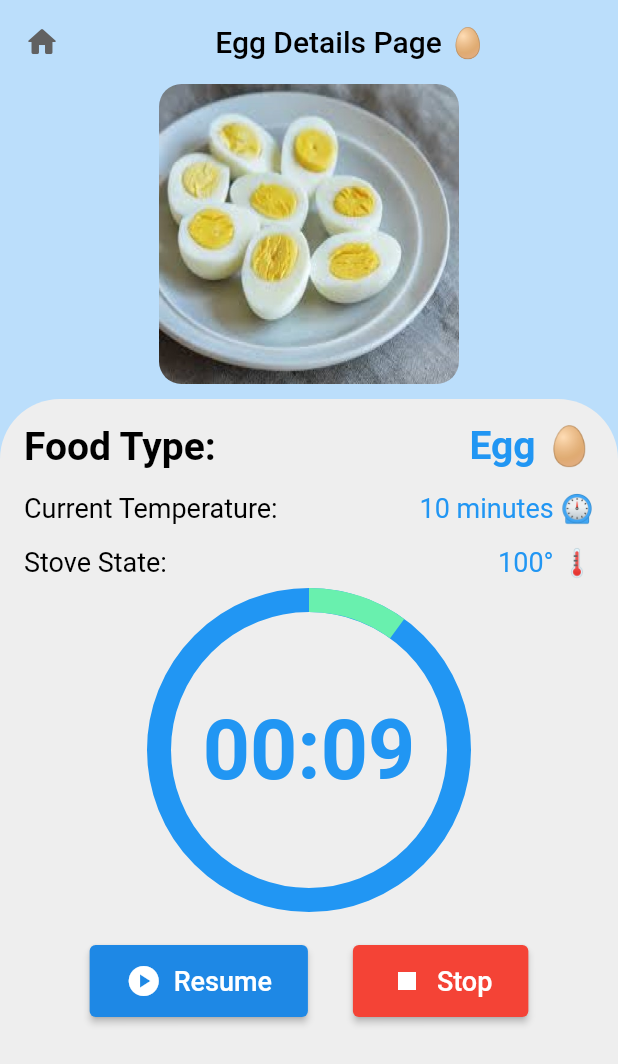
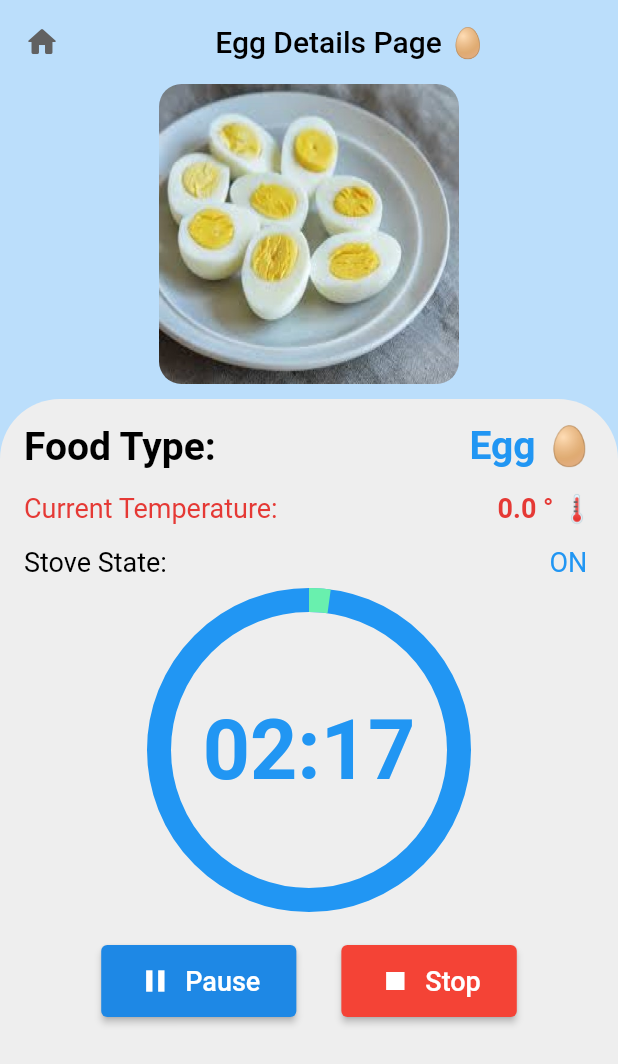
Before and after one commit to NeriyaZudi/SmartStoveApp, a Flutter app: the CookingPage screen opened directly, after a tap on "Pause", on a phone screen of 412 x 824 dp. Shown: the top 1064 px of the screen. Run offline on Flutter 3.47's test engine with Material 2 defaults, Android fonts, the light colour scheme and no system bars; our stand-ins replace cloud_firestore, firebase_auth, firebase_core, fl_chart, flutter_bluetooth_serial, flutter_svg and 9 more; missing offline and left inert: gradient_slide_to_act; accounts and stored records are empty.

Commit message:
cooking page changes

```diff
--- a/lib/components/cooking_page.dart
+++ b/lib/components/cooking_page.dart
@@ -1,11 +1,16 @@
 // ignore_for_file: use_build_context_synchronously
 
 import 'dart:async';
+import 'package:flutter/foundation.dart';
 import 'package:flutter/material.dart';
+import 'package:flutter_bluetooth_serial/flutter_bluetooth_serial.dart';
+import 'package:permission_handler/permission_handler.dart';
 import 'package:smartStoveApp/components/button_widget.dart';
 import 'package:smartStoveApp/components/navigation_bar.dart';
 import 'package:smartStoveApp/pages/feedback_page.dart';
 import 'package:smartStoveApp/utilities/show_cancel_dialog.dart';
+import 'package:smartStoveApp/utilities/show_end_dialog.dart';
+import 'package:smartStoveApp/utilities/show_error_dialog.dart';
 
 class CookingPage extends StatefulWidget {
   final String title;
@@ -27,21 +32,88 @@ class CookingPage extends StatefulWidget {
 }
 
 class _CookingPageState extends State<CookingPage> {
-  static const maxSeconds = 10;
+  static const maxSeconds = 140;
   int seconds = maxSeconds;
   Duration duration = Duration();
   Timer? timer;
+  Timer? timerTemp;
   bool isActive = true;
+  BluetoothConnection? connection;
+  String macAddress = "00:22:06:30:48:2D";
+  String currentTemperature = '0.0';
+  String receivedData = '';
+
   @override
   void initState() {
     super.initState();
+    loadDevices();
     startTimer();
+    startTimerTemp();
+  }
+
+  @override
+  void dispose() {
+    startTimerTemp();
+    super.dispose();
+  }
+
+  Future<void> sendData(String data) async {
+    data = data.trim();
+
+    try {
+      List<int> list = data.codeUnits;
+      Uint8List bytes = Uint8List.fromList(list);
+      connection?.output.add(bytes);
+      await connection?.output.allSent;
+      if (kDebugMode) {
+        print('Data sent success');
+      }
+      if (data == '!') {
+        connection?.finish(); // Closing connection
+      }
+    } catch (e) {
+      print(e.toString());
+    }
+  }
+
+  Future<void> loadDevices() async {
+    Map<Permission, PermissionStatus> statuses = await [
+      Permission.location,
+      Permission.bluetooth,
+      Permission.bluetoothScan,
+      Permission.bluetoothConnect,
+      Permission.bluetoothAdvertise,
+    ].request();
+    PermissionStatus status = statuses[Permission.bluetooth]!;
+    if (status.isGranted) {
+      connectBluetooth(macAddress);
+    } else {
+      print('ERROR');
+    }
+  }
+
+  Future connectBluetooth(String address) async {
+    try {
+      BluetoothConnection connect =
+          await BluetoothConnection.toAddress(address);
+      setState(() {
+        connection = connect;
+      });
+      sendData('1');
+    } catch (exception) {
+      print('Cannot connect, exception occured\n' + exception.toString());
+      showErrorDialog(context, 'Bluetooth device connection error');
+    }
   }
 
   void startTimer() {
     timer = Timer.periodic(
       Duration(seconds: 1),
       (timer) {
+        if (seconds == 120) {
+          sendData('0');
+          showEndDialog(context);
+        }
         if (seconds > 0) {
           setState(() {
             seconds--;
@@ -51,6 +123,35 @@ class _CookingPageState extends State<CookingPage> {
         }
       },
     );
+  }
+
+  void startTimerTemp() {
+    const duration = Duration(seconds: 5);
+
+    timerTemp = Timer.periodic(duration, (Timer t) {
+      String receivedData = ''; // Variable to accumulate received data
+
+      connection!.input!.listen((Uint8List data) {
+        String newData = String.fromCharCodes(data);
+        receivedData += newData; // Accumulate received data
+
+        if (receivedData.contains('\n')) {
+          List<String> messages =
+              receivedData.split('\n'); // Split by newline character
+          receivedData = messages
+              .last; // Store any incomplete message for the next iteration
+
+          for (int i = 0; i < messages.length - 1; i++) {
+            String message = messages[i].trim();
+
+            setState(() {
+              currentTemperature =
+                  message; // Append the temperature to the current value
+            });
+          }
+        }
+      });
+    });
   }
 
   void stopTimer() {
@@ -65,6 +166,10 @@ class _CookingPageState extends State<CookingPage> {
         isActive = true;
       });
     }
+  }
+
+  void stopTimerTemp() {
+    timerTemp?.cancel();
   }
 
   void cancelTimer() async {
@@ -256,27 +361,28 @@ class _CookingPageState extends State<CookingPage> {
               Row(
                 mainAxisAlignment: MainAxisAlignment.spaceBetween,
                 children: [
-                  const Text(
+                  Text(
                     'Current Temperature: ',
                     style: TextStyle(
-                      color: Colors.black,
+                      color: Colors.red.shade600,
                       fontSize: 18,
                     ),
                   ),
                   Text(
-                    widget.time,
-                    style: const TextStyle(
-                      color: Colors.blue,
+                    '$currentTemperature ° 🌡️',
+                    style: TextStyle(
+                      color: Colors.red.shade600,
+                      fontWeight: FontWeight.bold,
                       fontSize: 18,
                     ),
                   ),
                 ],
               ),
               const SizedBox(height: 15),
-              Row(
+              const Row(
                 mainAxisAlignment: MainAxisAlignment.spaceBetween,
                 children: [
-                  const Text(
+                  Text(
                     'Stove State: ',
                     style: TextStyle(
                       color: Colors.black,
@@ -284,8 +390,8 @@ class _CookingPageState extends State<CookingPage> {
                     ),
                   ),
                   Text(
-                    widget.temperature,
-                    style: const TextStyle(
+                    'ON ',
+                    style: TextStyle(
                       color: Colors.blue,
                       fontSize: 18,
                     ),
--- a/lib/pages/notifications_page.dart
+++ b/lib/pages/notifications_page.dart
@@ -20,7 +20,6 @@ class NotificationsPage extends StatefulWidget {
 class _NotificationsPageState extends State<NotificationsPage> {
   final Color firstColor = const Color.fromARGB(255, 223, 173, 11);
   final Color secondColor = const Color.fromARGB(255, 228, 76, 38);
-  List<BluetoothDevice> devices = [];
   BluetoothConnection? connection;
   String macAddress = "00:22:06:30:48:2D";
   dynamic currentTemperature;
--- a/lib/pages/profile_page.dart
+++ b/lib/pages/profile_page.dart
@@ -1,6 +1,5 @@
 import 'package:cloud_firestore/cloud_firestore.dart';
 import 'package:firebase_auth/firebase_auth.dart';
-import 'package:firebase_core/firebase_core.dart';
 import 'package:flutter/material.dart';
 import 'package:smartStoveApp/auth/auth_service.dart';
 import 'package:smartStoveApp/barGraphs/bar_graph.dart';
```
Also changed, not shown: lib/components/details_card.dart (+16 -7 lines), lib/pages/home_page.dart (+11 -8 lines), lib/utilities/show_end_dialog.dart (added, +21 -0 lines).
